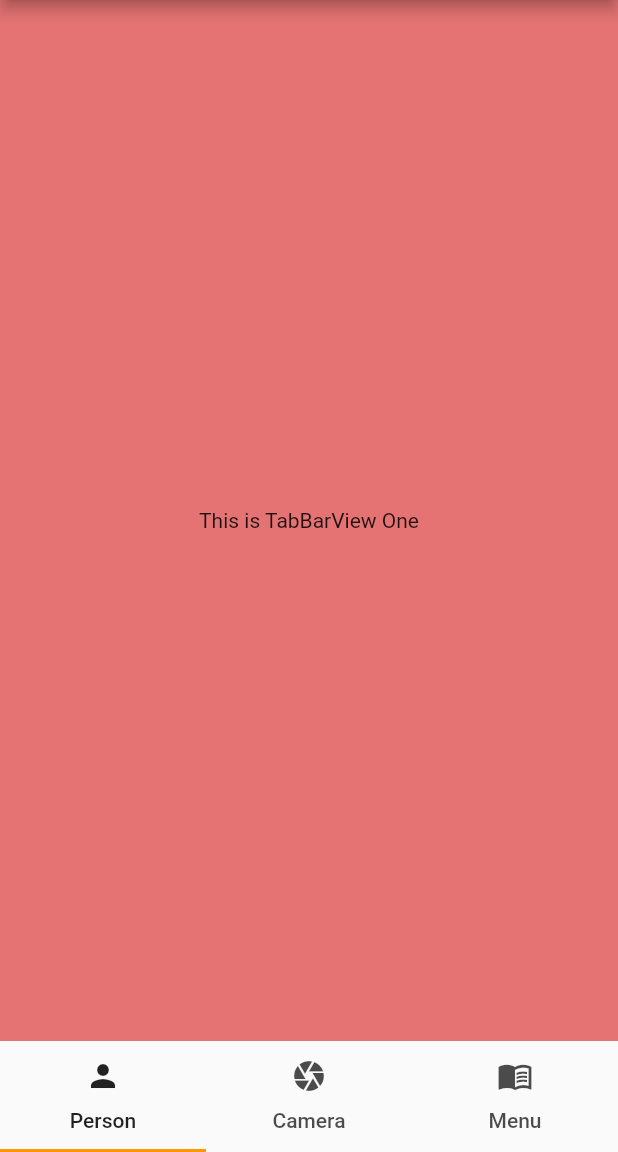
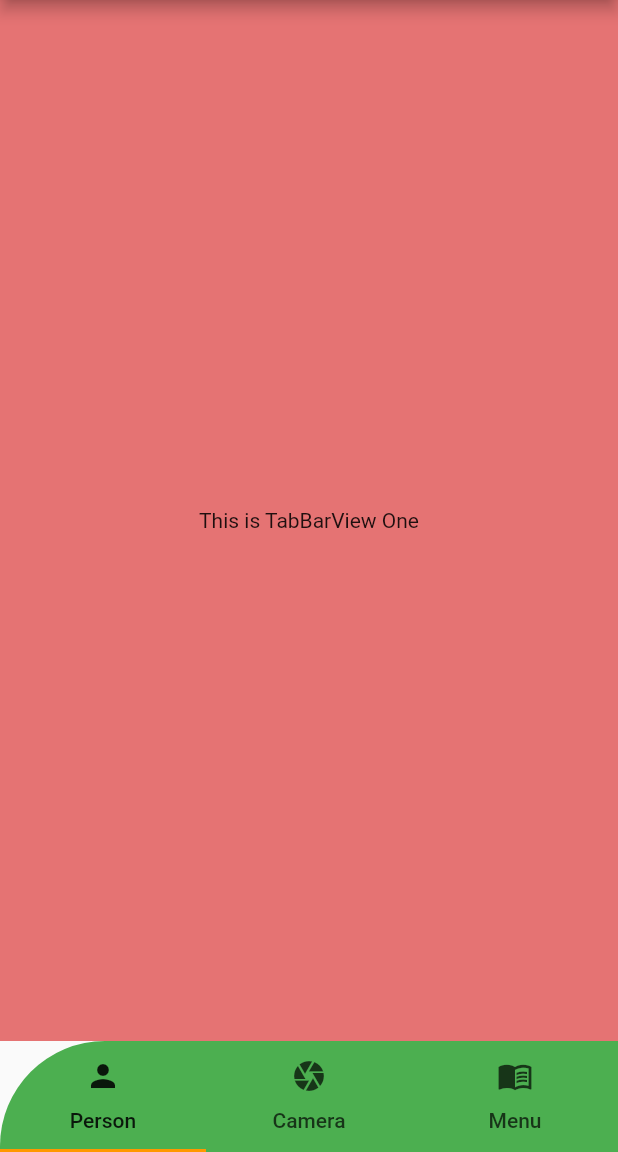
Before and after one commit to bzamanbd/my_flutter_study, a Flutter app: the screen it shows after launch, on a phone screen of 412 x 824 dp, the part 84-1236 px from its top. Run offline on Flutter 3.47's test engine with Material 2 defaults, Android fonts, the phone set to English and light mode, and no system bars.

Commit message:
done with borderRadius

```diff
--- a/lib/pages/home_page.dart
+++ b/lib/pages/home_page.dart
@@ -1,4 +1,5 @@
 import 'package:flutter/material.dart';
+import 'package:flutter/rendering.dart';
 import '/widgets/first_tab.dart';
 import '/widgets/second_tab.dart';
 import '/widgets/third_tab.dart';
@@ -23,7 +24,15 @@ class _HomePageState extends State<HomePage> {
         // drawer: ,
         // bottomSheet: ,
         // floatingActionButton: ,
-        bottomNavigationBar: const TabBar(
+        bottomNavigationBar: const Material(
+          color: Colors.green,
+          shape:RoundedRectangleBorder(
+            borderRadius: BorderRadius.only(
+              topLeft: Radius.circular(70.0),
+              topRight: Radius.circular(0.0),
+            )
+          ),
+          child: TabBar(
             tabs: [
               Tab(
                 icon: Icon(Icons.person),
@@ -39,6 +48,8 @@ class _HomePageState extends State<HomePage> {
               ),
             ],
             ),
+        ),
+
           body: const TabBarView(
             children: [
             FirstTab(),
```
Lines whose indentation alone changed are shown as unchanged.
